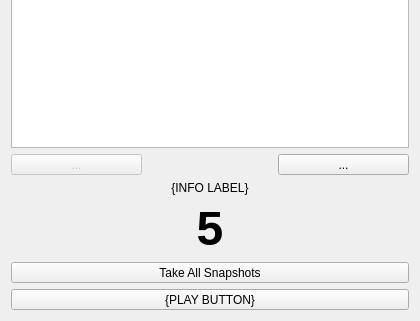
The window that ui/snapshot.ui (docsteer/sacnview) describes before a commit, drawn with Qt 5; both pictures show x 0 to 420 and y 198 to 519 of the 420 by 519 pixel window.
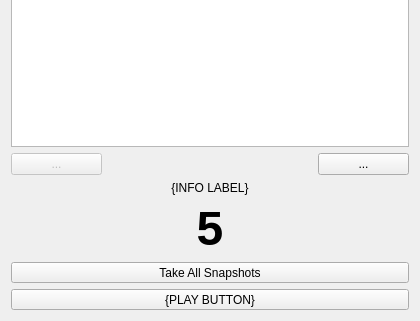
The same window after the commit. Icons and pictures are not drawn. Custom widgets are drawn as their Qt base class.

Commit message:
Add an overall indicator for snapshot matching
Add an overall indicator for snapshot match in the snapshot dialog

What changed in the file:
```diff
--- a/ui/snapshot.ui
+++ b/ui/snapshot.ui
@@ -80,10 +80,42 @@
        </property>
       </widget>
      </item>
+     <item>
+      <spacer name="horizontalSpacer_2">
+       <property name="orientation">
+        <enum>Qt::Horizontal</enum>
+       </property>
+       <property name="sizeType">
+        <enum>QSizePolicy::MinimumExpanding</enum>
+       </property>
+       <property name="sizeHint" stdset="0">
+        <size>
+         <width>40</width>
+         <height>20</height>
+        </size>
+       </property>
+      </spacer>
+     </item>
+     <item>
+      <widget class="QLabel" name="lblMatching">
+       <property name="minimumSize">
+        <size>
+         <width>22</width>
+         <height>22</height>
+        </size>
+       </property>
+       <property name="text">
+        <string/>
+       </property>
+       <property name="alignment">
+        <set>Qt::AlignCenter</set>
+       </property>
+      </widget>
+     </item>
      <item>
       <spacer name="horizontalSpacer">
        <property name="sizePolicy">
-        <sizepolicy hsizetype="Minimum" vsizetype="Minimum">
+        <sizepolicy hsizetype="MinimumExpanding" vsizetype="Minimum">
          <horstretch>0</horstretch>
          <verstretch>0</verstretch>
         </sizepolicy>
@@ -91,6 +123,9 @@
        <property name="orientation">
         <enum>Qt::Horizontal</enum>
        </property>
+       <property name="sizeType">
+        <enum>QSizePolicy::MinimumExpanding</enum>
+       </property>
        <property name="sizeHint" stdset="0">
         <size>
          <width>40</width>
```
The commit also changes 4 other files.
